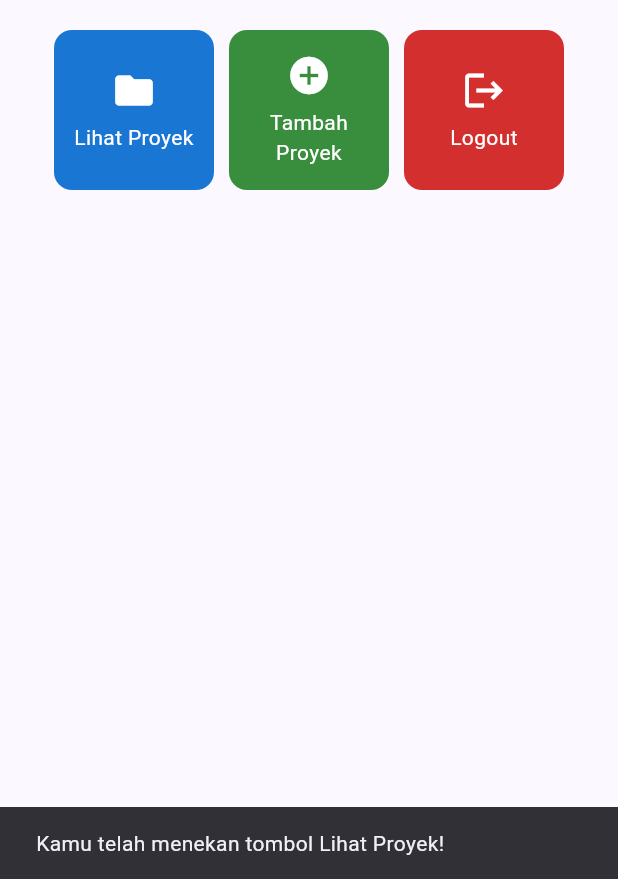
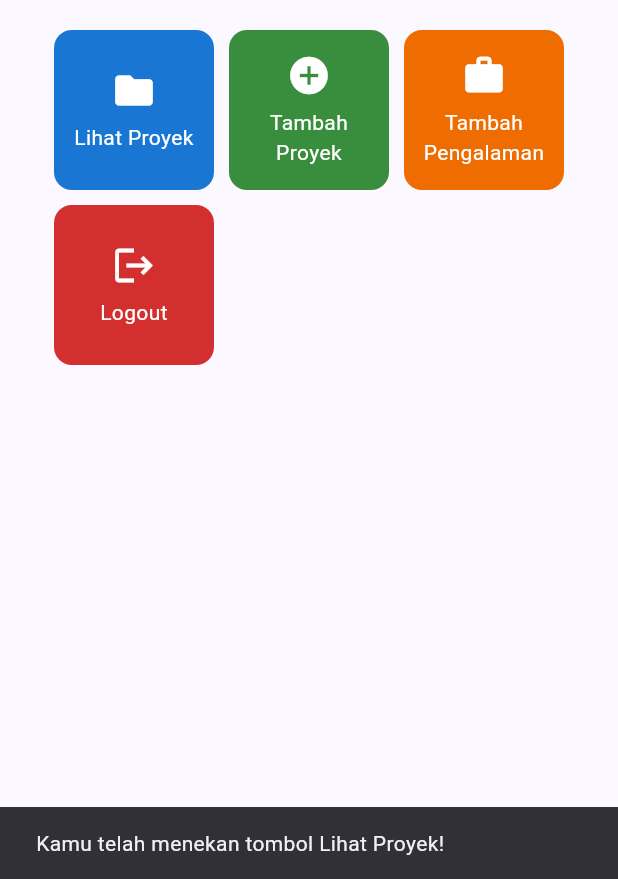
Before and after one commit to nayputnvt/myportofolio_mobile, a Flutter app: the screen it shows after launch, after a tap on "Lihat Proyek", on a phone screen of 412 x 824 dp, the part 357-1236 px from its top. Run offline on Flutter 3.47's test engine with Material 3 defaults, Android fonts, the phone set to English and light mode, and no system bars.

Commit message:
tugas 8: integrasikan formulir pengalaman ke drawer dan beranda

```diff
--- a/lib/screens/menu.dart
+++ b/lib/screens/menu.dart
@@ -53,6 +53,7 @@ class MyHomePage extends StatelessWidget {
   final List<ItemHomepage> items = [
     ItemHomepage("Lihat Proyek", Icons.folder, Colors.blue.shade700),
     ItemHomepage("Tambah Proyek", Icons.add_circle, Colors.green.shade700),
+    ItemHomepage("Tambah Pengalaman", Icons.work, Colors.orange.shade800),
     ItemHomepage("Logout", Icons.logout, Colors.red.shade700),
   ];
 
@@ -72,7 +73,8 @@ class MyHomePage extends StatelessWidget {
       ),
       // memasang menu drawer navigasi samping di halaman utama
       drawer: const LeftDrawer(),
-      body: Padding(
+      body: SingleChildScrollView(
+        child: Padding(
           padding: const EdgeInsets.all(16.0),
           child: Column(
             crossAxisAlignment: CrossAxisAlignment.center,
@@ -108,6 +110,7 @@ class MyHomePage extends StatelessWidget {
                       mainAxisSpacing: 10,
                       crossAxisCount: 3,
                       shrinkWrap: true,
+                      physics: const NeverScrollableScrollPhysics(),
                       children: items.map((ItemHomepage item) {
                         return ItemCard(item);
                       }).toList(),
@@ -118,6 +121,7 @@ class MyHomePage extends StatelessWidget {
             ],
           ),
         ),
+      ),
     );
   }
 }
--- a/lib/widgets/left_drawer.dart
+++ b/lib/widgets/left_drawer.dart
@@ -1,4 +1,5 @@
 import 'package:flutter/material.dart';
+import 'package:myportofolio_mobile/screens/experience_form.dart';
 import 'package:myportofolio_mobile/screens/menu.dart';
 import 'package:myportofolio_mobile/screens/project_form.dart';
 
@@ -67,6 +68,20 @@ class LeftDrawer extends StatelessWidget {
               );
             },
           ),
+          // menu navigasi menuju form tambah pengalaman
+          ListTile(
+            leading: const Icon(Icons.work_outline),
+            title: const Text('Tambah Pengalaman'),
+            onTap: () {
+              // membuka halaman form tambah pengalaman
+              Navigator.push(
+                context,
+                MaterialPageRoute(
+                  builder: (context) => const ExperienceFormPage(),
+                ),
+              );
+            },
+          ),
         ],
       ),
     );
--- a/lib/widgets/project_card.dart
+++ b/lib/widgets/project_card.dart
@@ -1,4 +1,5 @@
 import 'package:flutter/material.dart';
+import 'package:myportofolio_mobile/screens/experience_form.dart';
 import 'package:myportofolio_mobile/screens/menu.dart';
 import 'package:myportofolio_mobile/screens/project_form.dart';
 
@@ -22,6 +23,14 @@ class ItemCard extends StatelessWidget {
               context,
               MaterialPageRoute(
                 builder: (context) => const ProjectFormPage(),
+              ),
+            );
+          } else if (item.name == "Tambah Pengalaman") {
+            // navigasi ke halaman form tambah pengalaman jika tombol tambah pengalaman ditekan
+            Navigator.push(
+              context,
+              MaterialPageRoute(
+                builder: (context) => const ExperienceFormPage(),
               ),
             );
           } else {
```
Also changed, not shown: 1 other file. Lines whose indentation alone changed are shown as unchanged.
